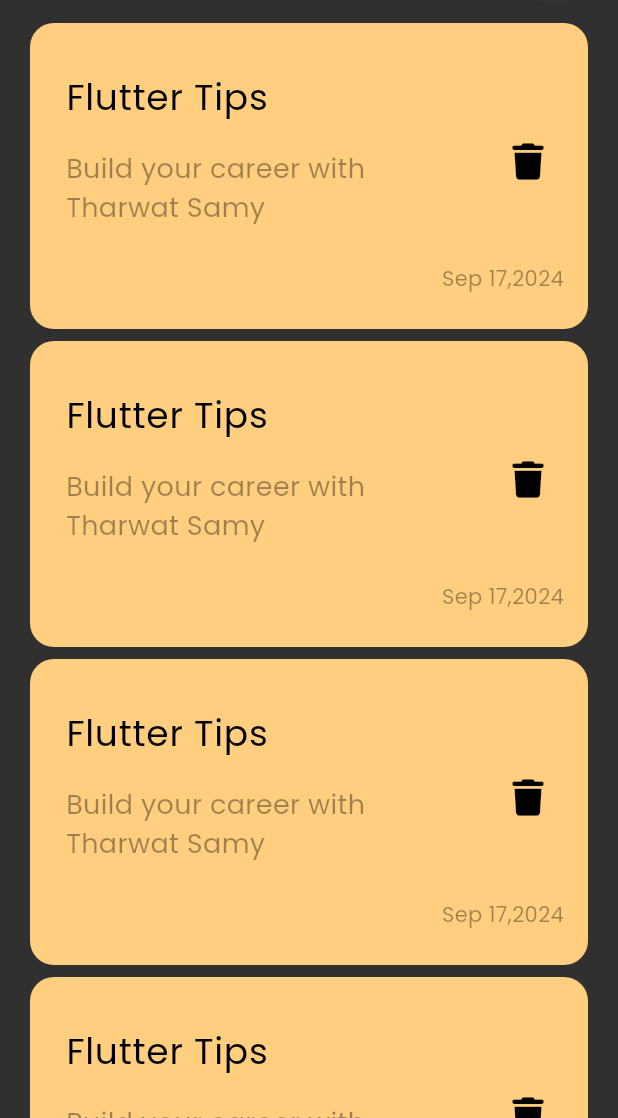
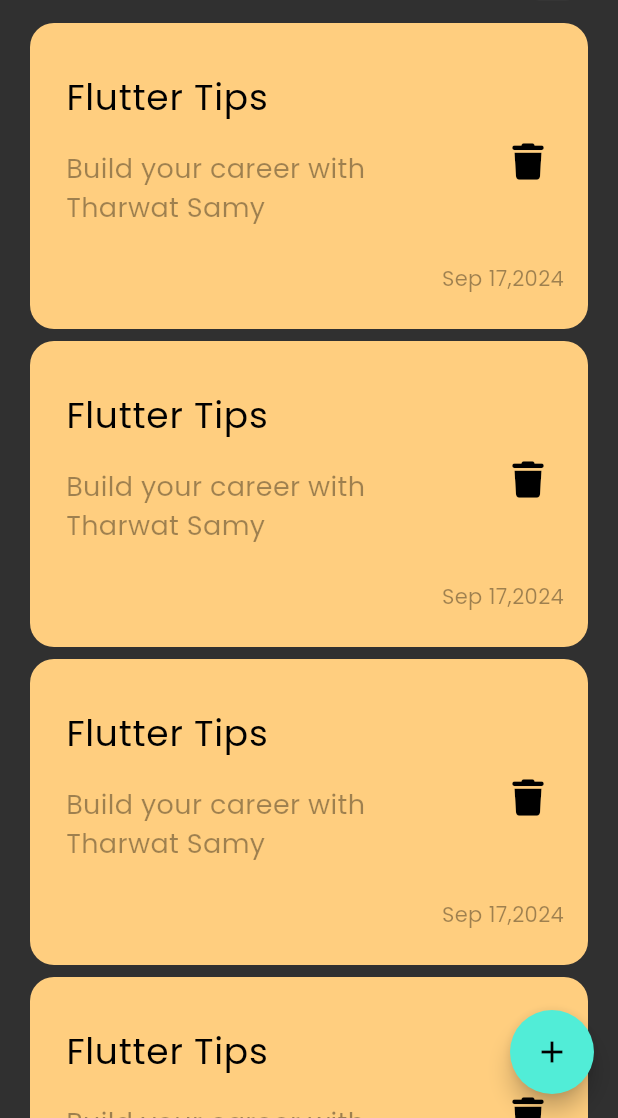
Before and after one commit to ZiadAlaa955/botes_app, a Flutter app: the screen it shows after launch, on a phone screen of 412 x 824 dp, the part 118-1236 px from its top. Run offline on Flutter 3.47's test engine with Material 3 defaults, Android fonts, the phone set to English and light mode, and no system bars; our stand-ins replace font_awesome_flutter.

Commit message:
Add floating action button

```diff
--- a/lib/Views/notes_view.dart
+++ b/lib/Views/notes_view.dart
@@ -6,8 +6,17 @@ class NotesView extends StatelessWidget {
 
   @override
   Widget build(BuildContext context) {
-    return const Scaffold(
-      body: NotesViewBody(),
+    return Scaffold(
+      floatingActionButton: FloatingActionButton(
+        onPressed: () {},
+        shape: const CircleBorder(),
+        backgroundColor: const Color(0xff51EDD7),
+        child: const Icon(
+          Icons.add,
+          color: Colors.black,
+        ),
+      ),
+      body: const NotesViewBody(),
     );
   }
 }
```
